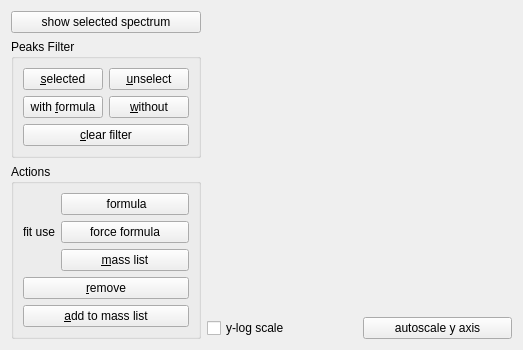
l460289052/Orbitool, file Orbitool/UI/PeakFit.ui: the form before one commit.
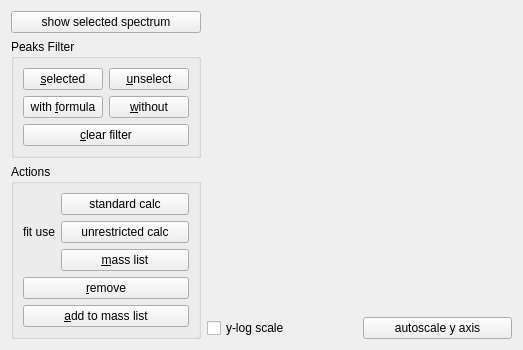
The form after the commit.

The edit to the form file:
```diff
--- a/Orbitool/UI/PeakFit.ui
+++ b/Orbitool/UI/PeakFit.ui
@@ -128,14 +128,14 @@
             <item>
              <widget class="QPushButton" name="actionFit_FormulaPushButton">
               <property name="text">
-               <string> formula</string>
+               <string>standard calc</string>
               </property>
              </widget>
             </item>
             <item>
              <widget class="QPushButton" name="actionFit_ForceFormulaPushButton">
               <property name="text">
-               <string>force formula</string>
+               <string>unrestricted calc</string>
               </property>
              </widget>
             </item>
```
Left out of the diff: 6 changed lines with no effect on the pictures.
